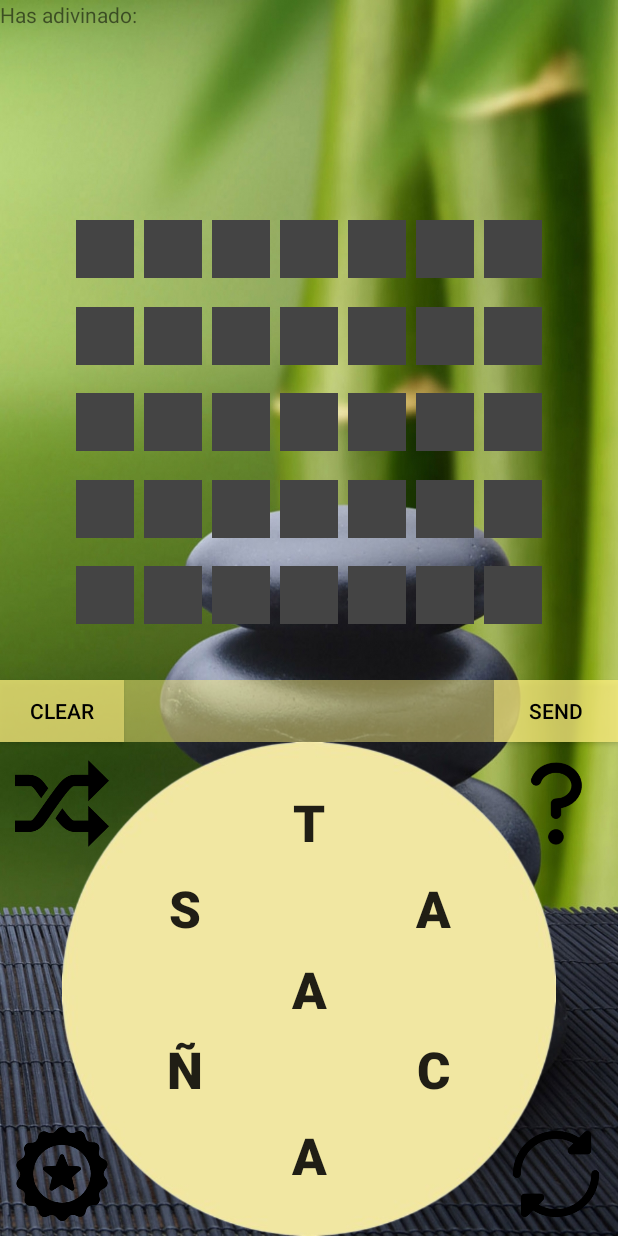
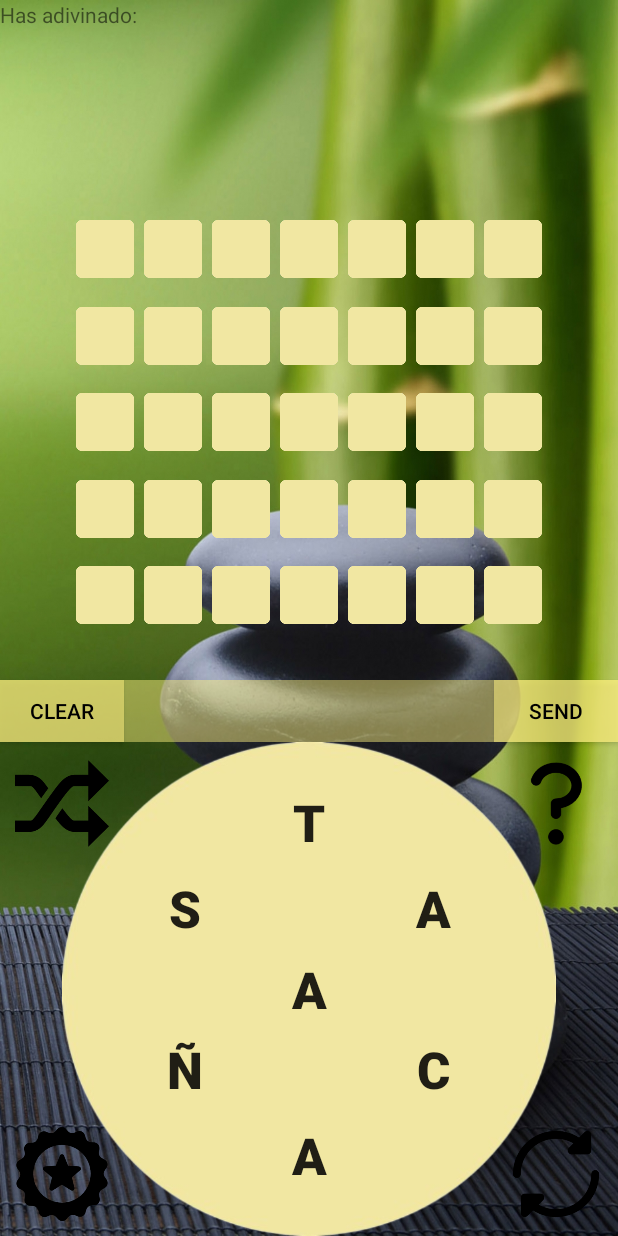
Before and after one commit to jcasben/zenword, an Android app: the screen it shows after launch (MainActivity), on a phone screen of 412 x 824 dp. Run offline under Robolectric (Android 15) with nearby library versions, the phone set to English and light mode, and no system bars.

Commit message:
Update: set background image for square letters

```diff
--- a/app/src/main/java/dev/jcasben/zenword/MainActivity.java
+++ b/app/src/main/java/dev/jcasben/zenword/MainActivity.java
@@ -29,7 +29,7 @@ public class MainActivity extends AppCompatActivity {
         super.onCreate(savedInstanceState);
         setContentView(R.layout.activity_main);
         DisplayMetrics metrics = new DisplayMetrics();
-        getWindowManager().getDefaultDisplay().getMetrics(metrics ) ;
+        getWindowManager().getDefaultDisplay().getMetrics(metrics) ;
         widthDisplay = metrics.widthPixels;
         heightDisplay = metrics.heightPixels;
         // Get reference word
@@ -71,7 +71,7 @@ public class MainActivity extends AppCompatActivity {
             TextView x = new TextView(this);
             x.setId(View.generateViewId());
             x.setText("");
-            x.setBackgroundColor(Color.DKGRAY);
+            x.setBackground(getDrawable(R.drawable.square_letter_yellow));
             x.setTextColor(Color.WHITE);
             line[i] = x;
             main.addView(x);
```
